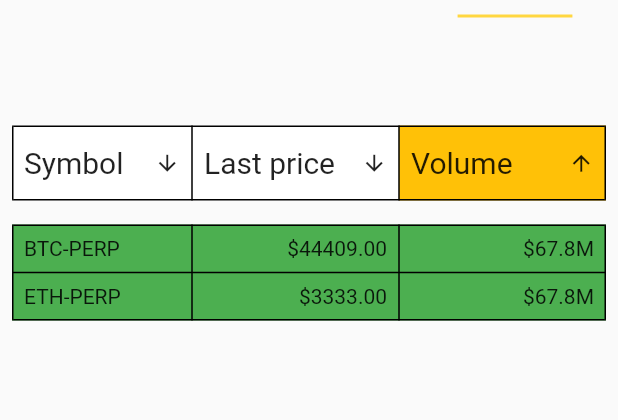
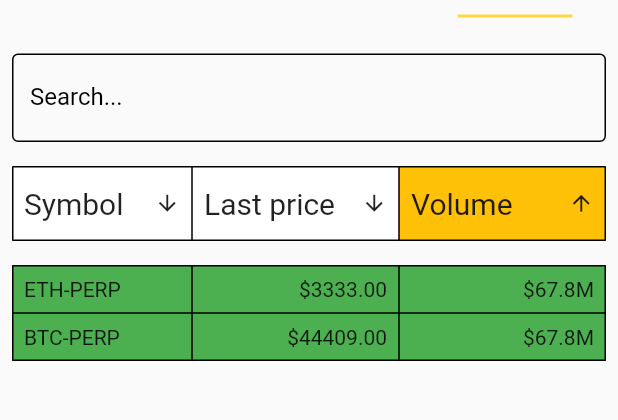
Before and after one commit to tolgakartal/currency_market, a Flutter app: the screen it shows after launch, tab 3 chosen, on a phone screen of 412 x 824 dp, the part 95-515 px from its top. Run offline on Flutter 3.47's test engine with Material 2 defaults, Android fonts, the phone set to English and light mode, and no system bars.

Commit message:
Added search text field

```diff
--- a/currency_market/lib/home/presentation/home.dart
+++ b/currency_market/lib/home/presentation/home.dart
@@ -59,18 +59,12 @@ class HomePage extends StatelessWidget {
                       case TransactionType.future:
                         sortState.requestCleanSort();
                         sortState.requestSortVolume();
-                        transactionsState.sortByVolume(
-                            sortState.volumeSortRequested
-                                ? SortType.ascending
-                                : SortType.descending);
+                        transactionsState.sortByVolume(SortType.descending);
                         break;
                       case TransactionType.spot:
                         sortState.requestCleanSort();
                         sortState.requestSortVolume();
-                        transactionsState.sortByVolume(
-                            sortState.volumeSortRequested
-                                ? SortType.ascending
-                                : SortType.descending);
+                        transactionsState.sortByVolume(SortType.descending);
                         break;
                       default:
                     }
@@ -113,7 +107,28 @@ class TransactionsPage extends StatelessWidget {
       child: Center(
         child: Column(
           children: const [
-            SizedBox(height: 64),
+            SizedBox(height: 16),
+            TextField(
+              decoration: InputDecoration(
+                enabledBorder: OutlineInputBorder(
+                  borderSide: BorderSide(
+                    width: 1,
+                    color: Colors.black,
+                  ),
+                ),
+                focusedBorder: OutlineInputBorder(
+                  borderSide: BorderSide(
+                    width: 3,
+                    color: Colors.amber,
+                  ),
+                ),
+                focusColor: Colors.black,
+                fillColor: Colors.black,
+                labelStyle: TextStyle(color: Colors.black),
+                label: Text('Search...'),
+              ),
+            ),
+            SizedBox(height: 16),
             TransactionTableHeader(),
             SizedBox(height: 16),
             TransactionTable(),
--- a/currency_market/lib/transaction/state/transactions_state.dart
+++ b/currency_market/lib/transaction/state/transactions_state.dart
@@ -76,6 +76,9 @@ class TransactionsState extends ChangeNotifier {
     }
   }
 
+  /// Determines the sort behaviour of the symbol column
+  ///
+  /// Rule for sorting by Symbol: {base} + {quote} + {type}
   void sortBySymbol(SortType sortType) {
     if (sortType == SortType.descending) {
       currentData.sort((a, b) => (b.base! + b.quote! + b.type!)
--- a/currency_market/pubspec.yaml
+++ b/currency_market/pubspec.yaml
@@ -31,6 +31,7 @@ dependencies:
     sdk: flutter
   provider: ^6.0.3
   intl: ^0.17.0
+  fuzzy: <1.0.0
 
 
   # The following adds the Cupertino Icons font to your application.
```
